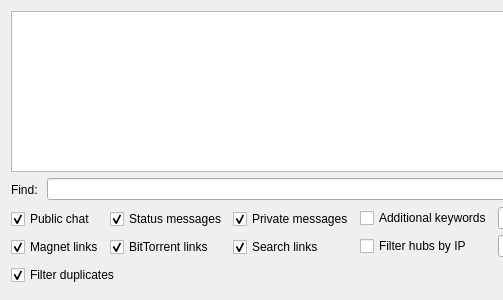
Old version of the form eiskaltdcpp-qt/ui/UISecretary.ui in the repository eiskaltdcpp/eiskaltdcpp; both pictures show x 0 to 503 and y 0 to 300 of the 891 by 300 pixel window.
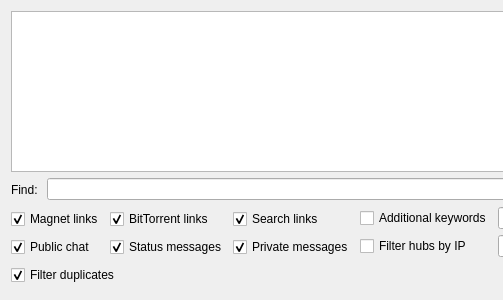
New version of the form. Custom widgets are drawn as their Qt base class.

Commit message: [Qt] Cosmetic changes in Secretary widget.

What changed in the file:
```diff
--- a/eiskaltdcpp-qt/ui/UISecretary.ui
+++ b/eiskaltdcpp-qt/ui/UISecretary.ui
@@ -156,30 +156,10 @@
       </property>
       <item>
        <layout class="QGridLayout" name="gridLayout">
-        <item row="1" column="0">
-         <widget class="QCheckBox" name="checkBox_MAGNETS">
+        <item row="2" column="0" colspan="2">
+         <widget class="QCheckBox" name="checkBox_FILTER_DUPS">
           <property name="text">
-           <string>Magnet links</string>
-          </property>
-          <property name="checked">
-           <bool>true</bool>
-          </property>
-         </widget>
-        </item>
-        <item row="1" column="2">
-         <widget class="QCheckBox" name="checkBox_SEARCH_LINKS">
-          <property name="text">
-           <string>Search links</string>
-          </property>
-          <property name="checked">
-           <bool>true</bool>
-          </property>
-         </widget>
-        </item>
-        <item row="0" column="0">
-         <widget class="QCheckBox" name="checkBox_CHAT_MSGS">
-          <property name="text">
-           <string>Public chat</string>
+           <string>Filter duplicates</string>
           </property>
           <property name="checked">
            <bool>true</bool>
@@ -187,16 +167,6 @@
          </widget>
         </item>
         <item row="0" column="1">
-         <widget class="QCheckBox" name="checkBox_STATUS_MSGS">
-          <property name="text">
-           <string>Status messages</string>
-          </property>
-          <property name="checked">
-           <bool>true</bool>
-          </property>
-         </widget>
-        </item>
-        <item row="1" column="1">
          <widget class="QCheckBox" name="checkBox_BT_LINKS">
           <property name="text">
            <string>BitTorrent links</string>
@@ -206,7 +176,17 @@
           </property>
          </widget>
         </item>
-        <item row="0" column="2">
+        <item row="1" column="1">
+         <widget class="QCheckBox" name="checkBox_STATUS_MSGS">
+          <property name="text">
+           <string>Status messages</string>
+          </property>
+          <property name="checked">
+           <bool>true</bool>
+          </property>
+         </widget>
+        </item>
+        <item row="1" column="2">
          <widget class="QCheckBox" name="checkBox_PRIV_MSGS">
           <property name="text">
            <string>Private messages</string>
@@ -216,10 +196,30 @@
           </property>
          </widget>
         </item>
-        <item row="2" column="0" colspan="2">
-         <widget class="QCheckBox" name="checkBox_FILTER_DUPS">
+        <item row="0" column="2">
+         <widget class="QCheckBox" name="checkBox_SEARCH_LINKS">
           <property name="text">
-           <string>Filter duplicates</string>
+           <string>Search links</string>
+          </property>
+          <property name="checked">
+           <bool>true</bool>
+          </property>
+         </widget>
+        </item>
+        <item row="1" column="0">
+         <widget class="QCheckBox" name="checkBox_CHAT_MSGS">
+          <property name="text">
+           <string>Public chat</string>
+          </property>
+          <property name="checked">
+           <bool>true</bool>
+          </property>
+         </widget>
+        </item>
+        <item row="0" column="0">
+         <widget class="QCheckBox" name="checkBox_MAGNETS">
+          <property name="text">
+           <string>Magnet links</string>
           </property>
           <property name="checked">
            <bool>true</bool>
```
